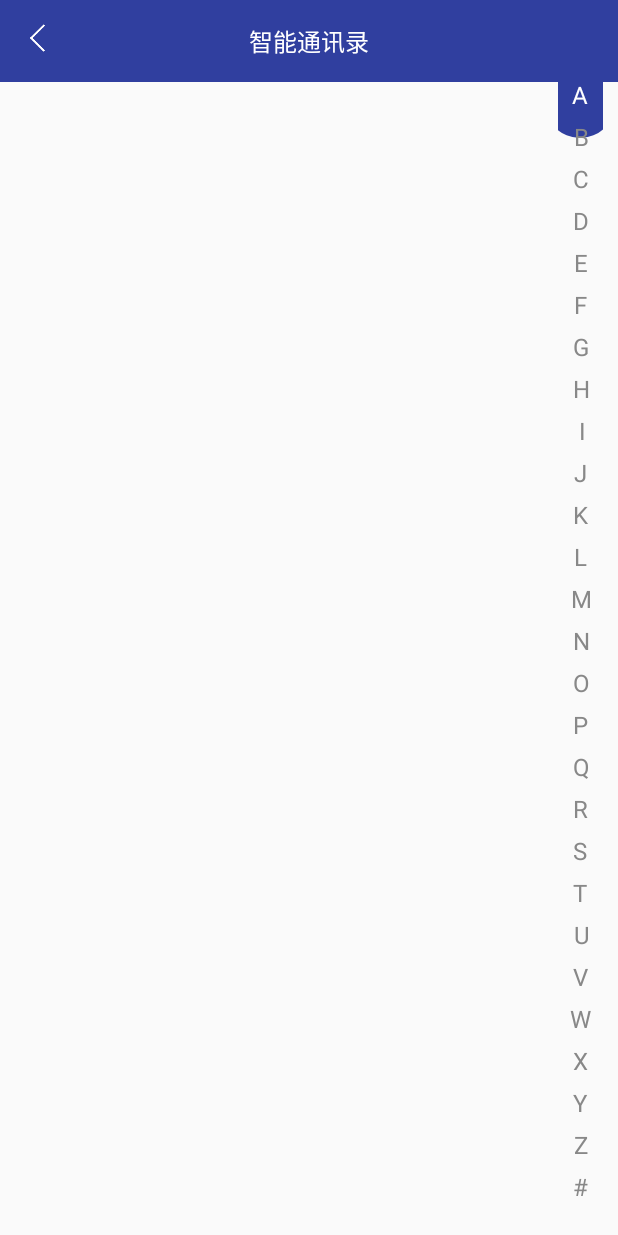
After one commit to hcd2016/TelePhoneDesktop, an Android app: the ContactsListActivity screen opened directly, with no data from a screen before it, on a phone screen of 412 x 824 dp. The commit adds this screen. Run offline under Robolectric (Android 15) with nearby library versions, the phone set to English and light mode, and no system bars.

Commit message:
黑白名单

```diff
--- a/app/src/main/java/com/desktop/telephone/telephonedesktop/bean/EventBean.java
+++ b/app/src/main/java/com/desktop/telephone/telephonedesktop/bean/EventBean.java
@@ -1,7 +1,7 @@
 package com.desktop.telephone.telephonedesktop.bean;
 
 public class EventBean {
-    public static String BLACKLIST_ADD_SUCCESS = "blacklist_add_success";//加入黑/白名单成功!
+    public static String BLACK_LIST_ALL_NOTIFAL = "blacklist_notify";//通知双列表刷新
 
     public EventBean(String event) {
 
--- a/app/src/main/java/com/desktop/telephone/telephonedesktop/desktop/Activity/BlacklistActivity.java
+++ b/app/src/main/java/com/desktop/telephone/telephonedesktop/desktop/Activity/BlacklistActivity.java
@@ -56,6 +56,7 @@ public class BlacklistActivity extends BaseActivity {
         setContentView(R.layout.activity_blacklist);
         ButterKnife.bind(this);
         initView();
+
     }
 
     private void initView() {
@@ -94,7 +95,7 @@ public class BlacklistActivity extends BaseActivity {
                 }
                 break;
             case R.id.ll_btn_add_container://添加
-                BlacklistAddActivity.startActivity(this, viewpager.getCurrentItem()+1);
+                BlacklistAddActivity.startActivity(this, viewpager.getCurrentItem()+1,"");
                 break;
         }
     }
@@ -164,7 +165,7 @@ public class BlacklistActivity extends BaseActivity {
                 }
                 if (systemStatusBeans == null || systemStatusBeans.size() == 0) {
                     SystemStatusBean systemStatusBean = new SystemStatusBean(0, modeStatus);
-                    DaoUtil.getSystemStatusBeanDao().insert(systemStatusBean);
+                    DaoUtil.getSystemStatusBeanDao().insertOrReplace(systemStatusBean);
                 } else {
                     systemStatusBeans.get(0).setBlackListModeType(modeStatus);
                     DaoUtil.getSystemStatusBeanDao().update(systemStatusBeans.get(0));
--- /dev/null
+++ b/app/src/main/java/com/desktop/telephone/telephonedesktop/desktop/Activity/ContactsListActivity.java
@@ -0,0 +1,18 @@
+package com.desktop.telephone.telephonedesktop.desktop.Activity;
+
+import android.os.Bundle;
+import android.support.annotation.Nullable;
+
+import com.desktop.telephone.telephonedesktop.R;
+import com.desktop.telephone.telephonedesktop.base.BaseActivity;
+
+/**
+ * 通讯录
+ */
+public class ContactsListActivity extends BaseActivity{
+    @Override
+    protected void onCreate(@Nullable Bundle savedInstanceState) {
+        super.onCreate(savedInstanceState);
+        setContentView(R.layout.activity_contacts_list);
+    }
+}
--- a/app/src/main/java/com/desktop/telephone/telephonedesktop/view/ScrollAdapter.java
+++ b/app/src/main/java/com/desktop/telephone/telephonedesktop/view/ScrollAdapter.java
@@ -23,6 +23,7 @@ import com.desktop.telephone.telephonedesktop.R;
 import com.desktop.telephone.telephonedesktop.bean.DesktopIconBean;
 import com.desktop.telephone.telephonedesktop.desktop.Activity.AllAppsActivity;
 import com.desktop.telephone.telephonedesktop.desktop.Activity.BlacklistActivity;
+import com.desktop.telephone.telephonedesktop.desktop.Activity.ContactsListActivity;
 import com.desktop.telephone.telephonedesktop.desktop.Activity.PhotosActivity;
 import com.desktop.telephone.telephonedesktop.util.Utils;
 
@@ -109,6 +110,7 @@ public class ScrollAdapter implements ScrollLayout.SAdapter {
                                 mContext.startActivity(new Intent(mContext, BlacklistActivity.class));
                                 break;
                             case "智能通讯录":
+                                mContext.startActivity(new Intent(mContext, ContactsListActivity.class));
                                 break;
                             case "通话记录":
                                 break;
--- /dev/null
+++ b/app/src/main/java/com/desktop/telephone/telephonedesktop/view/WordsView.java
@@ -0,0 +1,129 @@
+package com.desktop.telephone.telephonedesktop.view;
+
+import android.content.Context;
+import android.graphics.Canvas;
+import android.graphics.Color;
+import android.graphics.Paint;
+import android.graphics.Rect;
+import android.support.annotation.Nullable;
+import android.util.AttributeSet;
+import android.view.MotionEvent;
+import android.view.View;
+import android.view.ViewGroup;
+import android.widget.TextView;
+
+import com.desktop.telephone.telephonedesktop.R;
+import com.desktop.telephone.telephonedesktop.util.DensityUtil;
+import com.desktop.telephone.telephonedesktop.util.Utils;
+
+public class WordsView extends View {
+    /*绘制的列表导航字母*/
+    private String words[] = {"A", "B", "C", "D", "E", "F", "G", "H", "I", "J", "K", "L", "M", "N",
+            "O", "P", "Q", "R", "S", "T", "U", "V", "W", "X", "Y", "Z", "#"};
+
+    /*字母画笔*/
+    private Paint wordsPaint;
+    /*字母背景画笔*/
+    private Paint bgPaint;
+    /*每一个字母的宽度*/
+    private int itemWidth;
+    /*每一个字母的高度*/
+    private int itemHeight;
+    /*手指按下的字母索引*/
+    private int touchIndex = 0;
+    Context context;
+
+    public WordsView(Context context) {
+        super(context,null);
+        this.context = context;
+    }
+
+    public WordsView(Context context, @Nullable AttributeSet attrs) {
+        super(context, attrs,0);
+        this.context = context;
+    }
+
+    public WordsView(Context context, @Nullable AttributeSet attrs, int defStyleAttr) {
+        super(context, attrs, defStyleAttr);
+        this.context = context;
+    }
+
+    //得到画布的宽度和每一个字母所占的高度
+    @Override
+    protected void onMeasure(int widthMeasureSpec, int heightMeasureSpec) {
+        super.onMeasure(widthMeasureSpec, heightMeasureSpec);
+        itemWidth = getMeasuredWidth();
+        //使得边距好看一些
+        int height = getMeasuredHeight() - 15;
+        itemHeight = height / 27;
+    }
+
+    @Override
+    protected void onDraw(Canvas canvas) {
+        super.onDraw(canvas);
+        bgPaint = new Paint();
+        bgPaint.setColor(Utils.getColor(R.color.colorPrimaryDark));
+        wordsPaint = new Paint();
+        wordsPaint.setTextSize(DensityUtil.dip2px(context,16));
+        for (int i = 0; i < words.length; i++) {
+            //判断是不是我们按下的当前字母
+            if (touchIndex == i) {
+                //绘制文字圆形背景
+                canvas.drawCircle(itemWidth / 2, itemHeight / 2 + i * itemHeight, 35, bgPaint);
+                wordsPaint.setColor(Color.WHITE);
+            } else {
+                wordsPaint.setColor(Color.GRAY);
+            }
+            //获取文字的宽高
+            Rect rect = new Rect();
+            wordsPaint.getTextBounds(words[i], 0, 1, rect);
+            int wordWidth = rect.width();
+            //绘制字母
+            float wordX = itemWidth / 2 - wordWidth / 2;
+            float wordY = itemWidth / 2 + i * itemHeight;
+            canvas.drawText(words[i], wordX, wordY, wordsPaint);
+        }
+    }
+
+    @Override
+    protected void onLayout(boolean changed, int left, int top, int right, int bottom) {
+        super.onLayout(changed, left, top, right, bottom);
+    }
+
+    /**
+     * 当手指触摸按下的时候改变字母背景颜色
+     */
+    @Override
+    public boolean onTouchEvent(MotionEvent event) {
+        switch (event.getAction()) {
+            case MotionEvent.ACTION_DOWN:
+            case MotionEvent.ACTION_MOVE:
+                float y = event.getY();
+                //关键点===获得我们按下的是那个索引(字母)
+                int index = (int) (y / itemHeight);
+                if (index != touchIndex)
+                    touchIndex = index;
+                //防止数组越界
+                if (onWordsChangeListener != null && 0 <= touchIndex && touchIndex <= words.length - 1) {
+                    //回调按下的字母
+                    onWordsChangeListener.wordsChange(words[touchIndex]);
+                }
+                invalidate();
+                break;
+            case MotionEvent.ACTION_UP:
+                //手指抬起,不做任何操作
+                break;
+        }
+        return true;
+    }
+
+    private OnWordsChangeListener onWordsChangeListener;
+    /*手指按下了哪个字母的回调接口*/
+    public interface OnWordsChangeListener {
+        void wordsChange(String words);
+    }
+
+    public void setOnWordsChangeListener(OnWordsChangeListener onWordsChangeListener) {
+        this.onWordsChangeListener = onWordsChangeListener;
+    }
+}
--- a/app/src/main/res/layout/activity_blacklist_add.xml
+++ b/app/src/main/res/layout/activity_blacklist_add.xml
@@ -19,6 +19,7 @@
             android:src="@drawable/arrow_left_white" />
 
         <TextView
+            android:id="@+id/tv_title"
             android:layout_width="wrap_content"
             android:layout_height="wrap_content"
             android:layout_centerInParent="true"
--- /dev/null
+++ b/app/src/main/res/layout/activity_contacts_list.xml
@@ -0,0 +1,35 @@
+<?xml version="1.0" encoding="utf-8"?>
+<LinearLayout xmlns:android="http://schemas.android.com/apk/res/android"
+    android:layout_width="match_parent"
+    android:layout_height="match_parent"
+    android:orientation="vertical">
+    <RelativeLayout
+        android:paddingBottom="15dp"
+        android:paddingTop="15dp"
+        android:layout_width="match_parent"
+        android:layout_height="wrap_content"
+        android:background="@color/colorPrimaryDark"
+        android:gravity="center_vertical"
+        android:orientation="horizontal">
+
+        <ImageView
+            android:id="@+id/iv_back"
+            android:layout_width="50dp"
+            android:layout_height="20dp"
+            android:src="@drawable/arrow_left_white" />
+
+        <TextView
+            android:layout_centerInParent="true"
+            android:layout_width="wrap_content"
+            android:layout_height="wrap_content"
+            android:text="智能通讯录"
+            android:textColor="@color/white"
+            android:textSize="16sp" />
+    </RelativeLayout>
+
+    <com.desktop.telephone.telephonedesktop.view.WordsView
+        android:layout_marginRight="10dp"
+        android:layout_gravity="right"
+        android:layout_width="30dp"
+        android:layout_height="match_parent" />
+</LinearLayout>
```
Also changed, not shown: app/src/main/AndroidManifest.xml (+13 -1 lines), app/src/main/java/com/desktop/telephone/telephonedesktop/desktop/Activity/BlacklistAddActivity.java (+30 -8 lines), app/src/main/java/com/desktop/telephone/telephonedesktop/desktop/dialog/BlacklistDeleteDialog.java (+9 -1 lines), app/src/main/java/com/desktop/telephone/telephonedesktop/desktop/fragment/BlackListFramgent.java (+72 -11 lines), app/src/main/java/com/desktop/telephone/telephonedesktop/desktop/recevier/SmsRecevier.java (added, +89 -0 lines), app/src/main/res/layout/dialog_delete.xml (+12 -0 lines).
